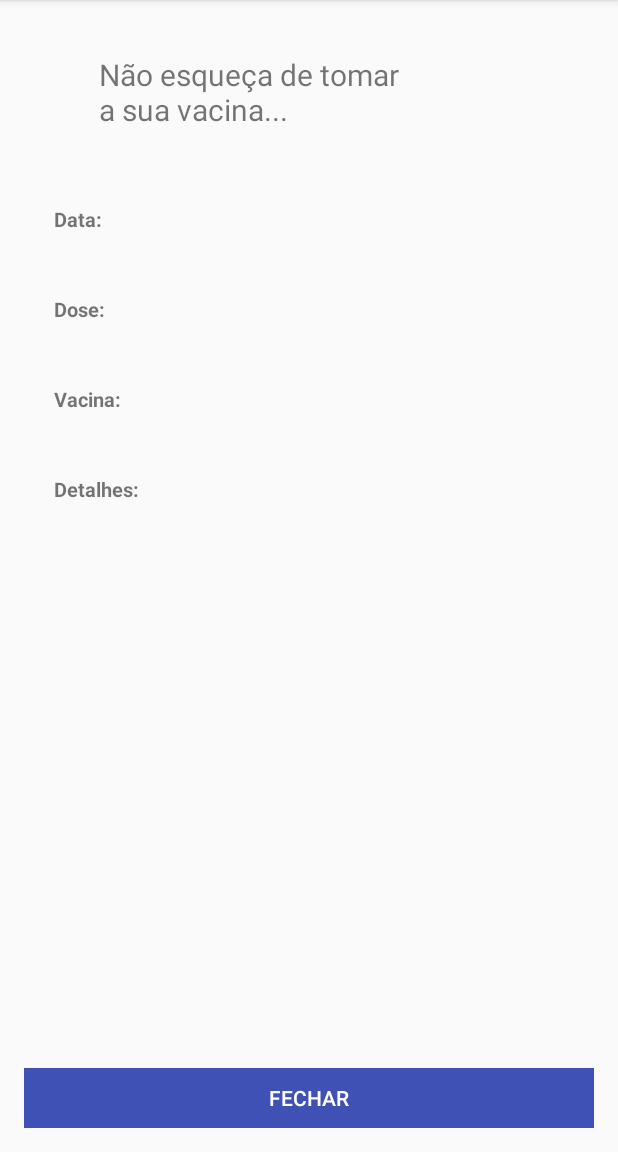
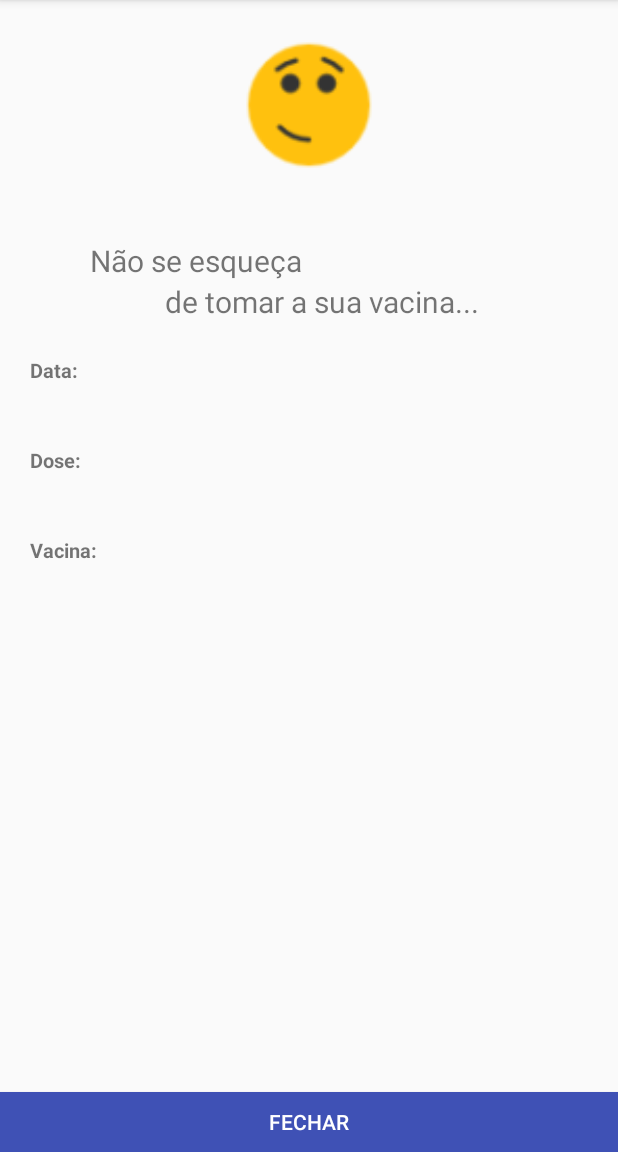
Before and after one commit to FelipeMariano/applica-android, an Android app: the NotificationActivity screen opened directly, with no data from a screen before it, on a phone screen of 412 x 824 dp, the part 84-1236 px from its top. Run offline under Robolectric (Android 15) with nearby library versions, the phone set to English and light mode, and no system bars.

Commit message:
Fixes some bugs in notifications

```diff
--- a/app/src/main/AndroidManifest.xml
+++ b/app/src/main/AndroidManifest.xml
@@ -34,7 +34,7 @@
 
     <application
         android:allowBackup="true"
-        android:icon="@mipmap/ic_launcher"
+        android:icon="@mipmap/ic_vaccine"
         android:label="@string/app_name"
         android:supportsRtl="true"
         android:theme="@style/AppTheme">
--- a/app/src/main/java/br/com/app/applica/activity/NotificationActivity.java
+++ b/app/src/main/java/br/com/app/applica/activity/NotificationActivity.java
@@ -14,7 +14,6 @@ public class NotificationActivity extends AppCompatActivity {
     private String vacina;
     private String data;
     private String dose;
-    private String detalhes;
 
     @Override
     protected void onCreate(Bundle savedInstanceState) {
@@ -25,7 +24,6 @@ public class NotificationActivity extends AppCompatActivity {
         vacina = intent.getStringExtra("vacina");
         data = intent.getStringExtra("data");
         dose = intent.getStringExtra("dose");
-        detalhes = intent.getStringExtra("detalhes");
 
         setValues();
 
@@ -44,11 +42,9 @@ public class NotificationActivity extends AppCompatActivity {
         TextView vacina = (TextView) findViewById(R.id.vacina);
         TextView data = (TextView) findViewById(R.id.data);
         TextView dose = (TextView) findViewById(R.id.dose);
-        TextView detalhes = (TextView) findViewById(R.id.detalhes);
 
         vacina.setText(this.vacina);
         data.setText(this.data);
         dose.setText(this.dose);
-        detalhes.setText(this.detalhes);
     }
 }
--- a/app/src/main/res/layout/activity_notification.xml
+++ b/app/src/main/res/layout/activity_notification.xml
@@ -3,21 +3,34 @@
     xmlns:tools="http://schemas.android.com/tools"
     android:layout_width="match_parent"
     android:layout_height="match_parent"
-    android:paddingBottom="@dimen/activity_vertical_margin"
-    android:paddingLeft="@dimen/activity_horizontal_margin"
-    android:paddingRight="@dimen/activity_horizontal_margin"
-    android:paddingTop="@dimen/activity_vertical_margin"
     tools:context="br.com.app.applica.activity.NotificationActivity">
     <RelativeLayout
         android:layout_margin="20dp"
         android:layout_width="match_parent"
         android:layout_height="match_parent">
+        <ImageView
+            android:id="@+id/smile"
+            android:background="@mipmap/ic_smile"
+            android:layout_centerHorizontal="true"
+            android:layout_width="100dp"
+            android:layout_height="100dp" />
         <TextView
-            android:text="Não esqueça de tomar a sua vacina..."
+            android:text="Não se esqueça"
             android:id="@+id/title"
+            android:layout_below="@+id/smile"
             android:textSize="20sp"
-            android:layout_marginLeft="30dp"
+            android:layout_marginLeft="40dp"
+            android:layout_marginTop="40dp"
             android:layout_width="200dp"
+            android:layout_height="wrap_content" />
+        <TextView
+            android:text="de tomar a sua vacina..."
+            android:id="@+id/title_2"
+            android:layout_below="@+id/title"
+            android:textSize="20sp"
+            android:layout_alignStart="@+id/title"
+            android:layout_marginLeft="50dp"
+            android:layout_width="wrap_content"
             android:layout_height="wrap_content" />
 
         <TextView
@@ -73,24 +86,6 @@
             android:layout_width="match_parent"
             android:layout_height="wrap_content" />
 
-        <TextView
-            android:id="@+id/label_detalhes"
-            android:textSize="13sp"
-            android:text="Detalhes:"
-            android:textStyle="bold"
-            android:layout_below="@+id/vacina"
-            android:layout_marginTop="20dp"
-            android:layout_width="match_parent"
-            android:layout_height="wrap_content" />
-
-        <TextView
-            android:id="@+id/detalhes"
-            android:textSize="15sp"
-            android:layout_below="@+id/label_detalhes"
-            android:layout_marginLeft="5dp"
-            android:layout_marginTop="5dp"
-            android:layout_width="match_parent"
-            android:layout_height="wrap_content" />
     </RelativeLayout>
 
     <Button
--- a/app/src/main/res/values/strings.xml
+++ b/app/src/main/res/values/strings.xml
@@ -7,7 +7,7 @@
     <string name="action_settings">Settings</string>
 
     <string name="notification_title">Applica</string>
-    <string name="notification_content">Hello world</string>
+    <string name="notification_content">Não se esqueça de tomar a sua vacina</string>
 
     <string name="id_label">The Id is</string>
     <string name="id_value">[id]</string>
```
Also changed, not shown: app/src/main/java/br/com/app/applica/fragment/AplicacaoFormFragment.java (+8 -5 lines), app/src/main/java/br/com/app/applica/fragment/CardenetaFragment.java (+4 -4 lines), app/src/main/ic_smile-web.png (added), app/src/main/res/mipmap-hdpi/ic_smile.png (added), app/src/main/res/mipmap-mdpi/ic_smile.png (added), app/src/main/res/mipmap-xhdpi/ic_smile.png (added), app/src/main/res/mipmap-xxhdpi/ic_smile.png (added), app/src/main/res/mipmap-xxxhdpi/ic_smile.png (added).
